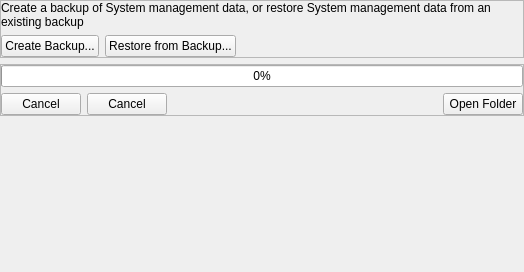
Qt form vms/client/nx_vms_client_desktop/src/ui/widgets/system_settings/database_management_widget.ui (networkoptix/nx_open) before a commit.
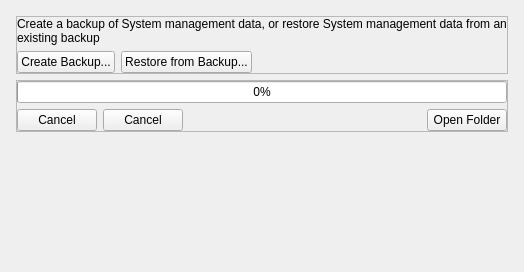
The same form after that commit.

What changed in the file:
```diff
--- a/vms/client/nx_vms_client_desktop/src/ui/widgets/system_settings/database_management_widget.ui
+++ b/vms/client/nx_vms_client_desktop/src/ui/widgets/system_settings/database_management_widget.ui
@@ -15,16 +15,16 @@
   </property>
   <layout class="QVBoxLayout" name="verticalLayout_3">
    <property name="leftMargin">
-    <number>0</number>
+    <number>16</number>
    </property>
    <property name="topMargin">
-    <number>0</number>
+    <number>16</number>
    </property>
    <property name="rightMargin">
-    <number>0</number>
+    <number>16</number>
    </property>
    <property name="bottomMargin">
-    <number>0</number>
+    <number>16</number>
    </property>
    <item>
     <widget class="QFrame" name="frameMain">
```
